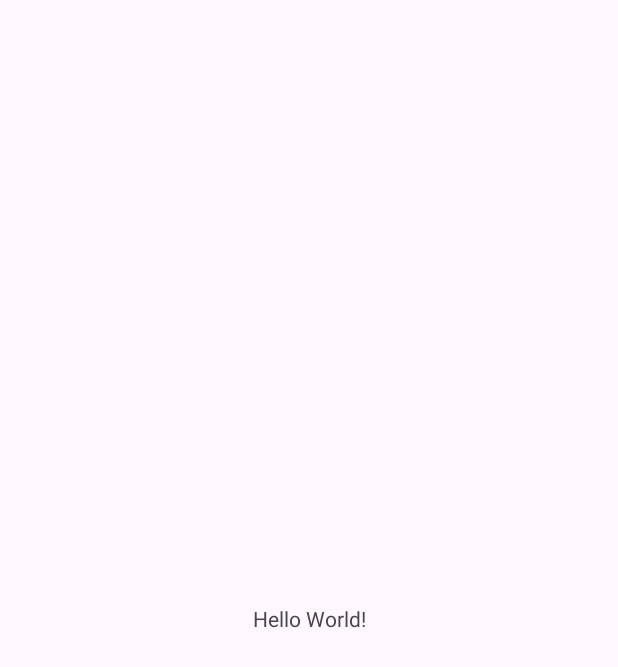
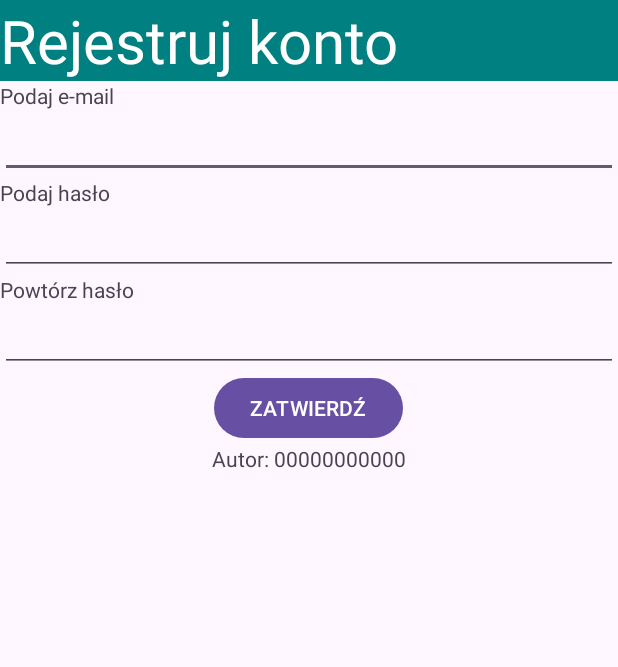
Before and after one commit to alicja-pegiel/INF.04, an Android app: the screen it shows after launch (MainActivity), on a phone screen of 412 x 824 dp. Before the commit the part shown is almost empty. Shown: the top 667 px of the screen. Run offline under Robolectric (Android 15) with nearby library versions, the phone set to English and light mode, and no system bars.

Commit message:
Zrobiona apka

```diff
--- a/INF.04-01-21.06-SG/mobilna/app/src/main/java/com/example/rejestracjakonta/MainActivity.java
+++ b/INF.04-01-21.06-SG/mobilna/app/src/main/java/com/example/rejestracjakonta/MainActivity.java
@@ -1,6 +1,10 @@
 package com.example.rejestracjakonta;
 
 import android.os.Bundle;
+import android.view.View;
+import android.widget.Button;
+import android.widget.EditText;
+import android.widget.TextView;
 
 import androidx.activity.EdgeToEdge;
 import androidx.appcompat.app.AppCompatActivity;
@@ -20,5 +24,34 @@ public class MainActivity extends AppCompatActivity {
             v.setPadding(systemBars.left, systemBars.top, systemBars.right, systemBars.bottom);
             return insets;
         });
+
+        TextView komunikatTV = findViewById(R.id.komunikat);
+        EditText emailET = findViewById(R.id.email);
+        EditText hasloET = findViewById(R.id.haslo1);
+        EditText powtorzHasloET = findViewById(R.id.haslo2);
+        Button przyciskZatwierdz = findViewById(R.id.zatwierdz);
+
+        przyciskZatwierdz.setOnClickListener(new View.OnClickListener() {
+            @Override
+            public void onClick(View v) {
+                try {
+                    String email = emailET.getText().toString();
+                    String haslo = hasloET.getText().toString();
+                    String powtorzHaslo = powtorzHasloET.getText().toString();
+                    if (!(email.contains("@"))) {
+                        komunikatTV.setText("Nieprawidłowy adres e-mail");
+                    } else {
+                        if (!haslo.equals(powtorzHaslo) || haslo.isEmpty()) {
+                            komunikatTV.setText("Hasła się różnią");
+                        }
+                        else {
+                            komunikatTV.setText("Witaj " + email);
+                        }
+                    }
+                } catch (Exception e) {
+                    throw new RuntimeException(e);
+                }
+            }
+        });
     }
 }
--- a/INF.04-01-21.06-SG/mobilna/app/src/main/res/layout/activity_main.xml
+++ b/INF.04-01-21.06-SG/mobilna/app/src/main/res/layout/activity_main.xml
@@ -1,19 +1,71 @@
 <?xml version="1.0" encoding="utf-8"?>
-<androidx.constraintlayout.widget.ConstraintLayout xmlns:android="http://schemas.android.com/apk/res/android"
+<LinearLayout xmlns:android="http://schemas.android.com/apk/res/android"
     xmlns:app="http://schemas.android.com/apk/res-auto"
     xmlns:tools="http://schemas.android.com/tools"
     android:id="@+id/main"
     android:layout_width="match_parent"
     android:layout_height="match_parent"
+    android:orientation="vertical"
     tools:context=".MainActivity">
 
     <TextView
+        android:layout_width="match_parent"
+        android:layout_height="wrap_content"
+        android:background="@color/teal"
+        android:textColor="@color/white"
+        android:textSize="40sp"
+        android:text="@string/rejestruj_konto" />
+
+    <TextView
+        android:layout_width="match_parent"
+        android:layout_height="wrap_content"
+        android:text="@string/podaj_email" />
+
+    <!--W zadaniu egzaminacyjnym nie ma informacji o podpowiedziach, więc nie dajemy hint-->
+    <EditText
+        android:id="@+id/email"
+        android:layout_width="match_parent"
+        android:layout_height="wrap_content"
+        android:ems="10"
+        android:inputType="textEmailAddress" />
+
+    <TextView
+        android:layout_width="match_parent"
+        android:layout_height="wrap_content"
+        android:text="@string/podaj_haslo" />
+
+    <EditText
+        android:id="@+id/haslo1"
+        android:layout_width="match_parent"
+        android:layout_height="wrap_content"
+        android:ems="10"
+        android:inputType="textPassword" />
+
+    <TextView
+        android:layout_width="match_parent"
+        android:layout_height="wrap_content"
+        android:text="@string/powtorz_haslo" />
+
+    <EditText
+        android:id="@+id/haslo2"
+        android:layout_width="match_parent"
+        android:layout_height="wrap_content"
+        android:ems="10"
+        android:inputType="textPassword" />
+
+    <!--Przycisk w nowszych API wygląda inaczej niż na obrazie, nie należy się tym przejmować-->
+    <Button
+        android:id="@+id/zatwierdz"
         android:layout_width="wrap_content"
         android:layout_height="wrap_content"
-        android:text="Hello World!"
-        app:layout_constraintBottom_toBottomOf="parent"
-        app:layout_constraintEnd_toEndOf="parent"
-        app:layout_constraintStart_toStartOf="parent"
-        app:layout_constraintTop_toTopOf="parent" />
+        android:text="@string/zatwierdz"
+        android:layout_gravity="center"/>
 
-</androidx.constraintlayout.widget.ConstraintLayout>
+    <TextView
+        android:id="@+id/komunikat"
+        android:layout_width="wrap_content"
+        android:layout_height="wrap_content"
+        android:text="@string/autor"
+        android:layout_gravity="center"/>
+
+</LinearLayout>
--- a/INF.04-01-21.06-SG/mobilna/app/src/main/res/values/colors.xml
+++ b/INF.04-01-21.06-SG/mobilna/app/src/main/res/values/colors.xml
@@ -2,4 +2,5 @@
 <resources>
     <color name="black">#FF000000</color>
     <color name="white">#FFFFFFFF</color>
+    <color name="teal">#008080</color>
 </resources>
--- a/INF.04-01-21.06-SG/mobilna/app/src/main/res/values/strings.xml
+++ b/INF.04-01-21.06-SG/mobilna/app/src/main/res/values/strings.xml
@@ -1,3 +1,9 @@
 <resources>
     <string name="app_name">Rejestracja konta</string>
+    <string name="rejestruj_konto">Rejestruj konto</string>
+    <string name="podaj_email">Podaj e-mail</string>
+    <string name="podaj_haslo">Podaj hasło</string>
+    <string name="powtorz_haslo">Powtórz hasło</string>
+    <string name="zatwierdz">ZATWIERDŹ</string>
+    <string name="autor">Autor: 00000000000</string>
 </resources>
```
